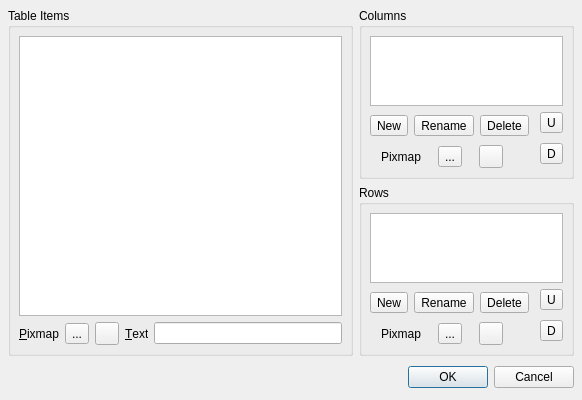
Qt form tools/designer/src/components/taskmenu/tablewidgeteditor.ui (arnt/qt-history2) before a commit.
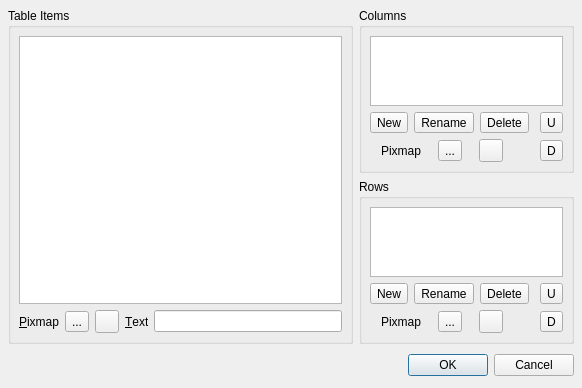
The same form after that commit.

Commit message:
Fixes:    ToolTips added, Layout change for QListWidget editor
[git-p4: depot-paths = "//depot/qt/main/": change = 195241]

Patch:
```diff
--- a/tools/designer/src/components/taskmenu/tablewidgeteditor.ui
+++ b/tools/designer/src/components/taskmenu/tablewidgeteditor.ui
@@ -20,7 +20,7 @@
     <x>0</x>
     <y>0</y>
     <width>582</width>
-    <height>278</height>
+    <height>306</height>
    </rect>
   </property>
   <property name="windowTitle" >
@@ -45,69 +45,45 @@
       <property name="spacing" >
        <number>6</number>
       </property>
-      <item row="3" column="0" >
-       <layout class="QHBoxLayout" >
-        <property name="margin" >
-         <number>0</number>
-        </property>
-        <property name="spacing" >
-         <number>6</number>
-        </property>
-        <item>
-         <widget class="QLabel" name="pixmapRowLabel" >
-          <property name="sizePolicy" >
-           <sizepolicy>
-            <hsizetype>0</hsizetype>
-            <vsizetype>5</vsizetype>
-            <horstretch>0</horstretch>
-            <verstretch>0</verstretch>
-           </sizepolicy>
-          </property>
-          <property name="text" >
-           <string>Pixmap</string>
-          </property>
-         </widget>
-        </item>
-        <item>
-         <widget class="QToolButton" name="previewPixmapRowButton" >
-          <property name="text" >
-           <string>...</string>
-          </property>
-         </widget>
-        </item>
-        <item>
-         <widget class="QToolButton" name="deletePixmapRowButton" >
-          <property name="text" >
-           <string/>
-          </property>
-         </widget>
-        </item>
-        <item>
-         <spacer>
-          <property name="orientation" >
-           <enum>Qt::Horizontal</enum>
-          </property>
-          <property name="sizeType" >
-           <enum>QSizePolicy::Ignored</enum>
-          </property>
-          <property name="sizeHint" >
-           <size>
-            <width>20</width>
-            <height>10</height>
-           </size>
-          </property>
-         </spacer>
-        </item>
-       </layout>
-      </item>
-      <item rowspan="2" row="2" column="1" >
+      <item row="2" column="1" >
        <widget class="QToolButton" name="moveRowDownButton" >
+        <property name="toolTip" >
+         <string>Move Row Down</string>
+        </property>
         <property name="text" >
          <string>D</string>
         </property>
        </widget>
       </item>
-      <item rowspan="2" row="1" column="0" >
+      <item row="1" column="1" >
+       <widget class="QToolButton" name="moveRowUpButton" >
+        <property name="toolTip" >
+         <string>Move Row Up</string>
+        </property>
+        <property name="text" >
+         <string>U</string>
+        </property>
+       </widget>
+      </item>
+      <item row="0" column="0" colspan="2" >
+       <widget class="QListWidget" name="rowsListWidget" >
+        <property name="sizePolicy" >
+         <sizepolicy>
+          <hsizetype>13</hsizetype>
+          <vsizetype>7</vsizetype>
+          <horstretch>0</horstretch>
+          <verstretch>0</verstretch>
+         </sizepolicy>
+        </property>
+        <property name="focusPolicy" >
+         <enum>Qt::TabFocus</enum>
+        </property>
+        <property name="toolTip" >
+         <string>Table Rows</string>
+        </property>
+       </widget>
+      </item>
+      <item row="1" column="0" >
        <layout class="QHBoxLayout" >
         <property name="margin" >
          <number>0</number>
@@ -117,6 +93,9 @@
         </property>
         <item>
          <widget class="QToolButton" name="newRowButton" >
+          <property name="toolTip" >
+           <string>New Row</string>
+          </property>
           <property name="text" >
            <string>New</string>
           </property>
@@ -124,6 +103,9 @@
         </item>
         <item>
          <widget class="QToolButton" name="renameRowButton" >
+          <property name="toolTip" >
+           <string>Rename Row</string>
+          </property>
           <property name="text" >
            <string>Rename</string>
           </property>
@@ -131,6 +113,9 @@
         </item>
         <item>
          <widget class="QToolButton" name="deleteRowButton" >
+          <property name="toolTip" >
+           <string>Delete Row</string>
+          </property>
           <property name="text" >
            <string>Delete</string>
           </property>
@@ -154,27 +139,66 @@
         </item>
        </layout>
       </item>
-      <item row="1" column="1" >
-       <widget class="QToolButton" name="moveRowUpButton" >
-        <property name="text" >
-         <string>U</string>
+      <item row="2" column="0" >
+       <layout class="QHBoxLayout" >
+        <property name="margin" >
+         <number>0</number>
         </property>
-       </widget>
-      </item>
-      <item row="0" column="0" colspan="2" >
-       <widget class="QListWidget" name="rowsListWidget" >
+        <property name="spacing" >
+         <number>6</number>
+        </property>
+        <item>
+         <widget class="QLabel" name="pixmapRowLabel" >
         <property name="sizePolicy" >
          <sizepolicy>
-          <hsizetype>13</hsizetype>
-          <vsizetype>7</vsizetype>
+            <hsizetype>0</hsizetype>
+            <vsizetype>5</vsizetype>
           <horstretch>0</horstretch>
           <verstretch>0</verstretch>
          </sizepolicy>
         </property>
-        <property name="focusPolicy" >
-         <enum>Qt::TabFocus</enum>
-        </property>
-       </widget>
+          <property name="text" >
+           <string>Pixmap</string>
+          </property>
+         </widget>
+        </item>
+        <item>
+         <widget class="QToolButton" name="previewPixmapRowButton" >
+          <property name="toolTip" >
+           <string>Set Row Pixmap</string>
+          </property>
+          <property name="text" >
+           <string>...</string>
+          </property>
+         </widget>
+        </item>
+        <item>
+         <widget class="QToolButton" name="deletePixmapRowButton" >
+          <property name="toolTip" >
+           <string>Reset Row Pixmap</string>
+          </property>
+          <property name="text" >
+           <string/>
+          </property>
+         </widget>
+        </item>
+        <item>
+         <spacer>
+          <property name="orientation" >
+           <enum>Qt::Horizontal</enum>
+          </property>
+          <property name="sizeType" >
+           <enum>QSizePolicy::Ignored</enum>
+          </property>
+          <property name="sizeHint" >
+           <size>
+            <width>20</width>
+            <height>10</height>
+           </size>
+          </property>
+         </spacer>
+        </item>
+       </layout>
       </item>
      </layout>
     </widget>
@@ -191,62 +215,7 @@
       <property name="spacing" >
        <number>6</number>
       </property>
-      <item row="3" column="0" >
-       <layout class="QHBoxLayout" >
-        <property name="margin" >
-         <number>0</number>
-        </property>
-        <property name="spacing" >
-         <number>6</number>
-        </property>
-        <item>
-         <widget class="QLabel" name="pixmapColumnLabel" >
-          <property name="sizePolicy" >
-           <sizepolicy>
-            <hsizetype>0</hsizetype>
-            <vsizetype>5</vsizetype>
-            <horstretch>0</horstretch>
-            <verstretch>0</verstretch>
-           </sizepolicy>
-          </property>
-          <property name="text" >
-           <string>Pixmap</string>
-          </property>
-         </widget>
-        </item>
-        <item>
-         <widget class="QToolButton" name="previewPixmapColumnButton" >
-          <property name="text" >
-           <string>...</string>
-          </property>
-         </widget>
-        </item>
-        <item>
-         <widget class="QToolButton" name="deletePixmapColumnButton" >
-          <property name="text" >
-           <string/>
-          </property>
-         </widget>
-        </item>
-        <item>
-         <spacer>
-          <property name="orientation" >
-           <enum>Qt::Horizontal</enum>
-          </property>
-          <property name="sizeType" >
-           <enum>QSizePolicy::Ignored</enum>
-          </property>
-          <property name="sizeHint" >
-           <size>
-            <width>20</width>
-            <height>10</height>
-           </size>
-          </property>
-         </spacer>
-        </item>
-       </layout>
-      </item>
-      <item rowspan="2" row="1" column="0" >
+      <item row="1" column="0" >
        <layout class="QHBoxLayout" >
         <property name="margin" >
          <number>0</number>
@@ -256,6 +225,9 @@
         </property>
         <item>
          <widget class="QToolButton" name="newColumnButton" >
+          <property name="toolTip" >
+           <string>New Column</string>
+          </property>
           <property name="text" >
            <string>New</string>
           </property>
@@ -263,6 +235,9 @@
         </item>
         <item>
          <widget class="QToolButton" name="renameColumnButton" >
+          <property name="toolTip" >
+           <string>Rename Column</string>
+          </property>
           <property name="text" >
            <string>Rename</string>
           </property>
@@ -270,6 +245,9 @@
         </item>
         <item>
          <widget class="QToolButton" name="deleteColumnButton" >
+          <property name="toolTip" >
+           <string>Delete Column</string>
+          </property>
           <property name="text" >
            <string>Delete</string>
           </property>
@@ -295,13 +273,19 @@
       </item>
       <item row="1" column="1" >
        <widget class="QToolButton" name="moveColumnUpButton" >
+        <property name="toolTip" >
+         <string>Move Column Up</string>
+        </property>
         <property name="text" >
          <string>U</string>
         </property>
        </widget>
       </item>
-      <item rowspan="2" row="2" column="1" >
+      <item row="2" column="1" >
        <widget class="QToolButton" name="moveColumnDownButton" >
+        <property name="toolTip" >
+         <string>Move Column Down</string>
+        </property>
         <property name="text" >
          <string>D</string>
         </property>
@@ -320,12 +304,12 @@
         <property name="focusPolicy" >
          <enum>Qt::TabFocus</enum>
         </property>
+        <property name="toolTip" >
+         <string>Table Columns</string>
+        </property>
        </widget>
       </item>
-     </layout>
-    </widget>
-   </item>
-   <item row="2" column="0" colspan="2" >
+      <item row="2" column="0" >
     <layout class="QHBoxLayout" >
      <property name="margin" >
       <number>0</number>
@@ -333,37 +317,61 @@
      <property name="spacing" >
       <number>6</number>
      </property>
+        <item>
+         <widget class="QLabel" name="pixmapColumnLabel" >
+          <property name="sizePolicy" >
+           <sizepolicy>
+            <hsizetype>0</hsizetype>
+            <vsizetype>5</vsizetype>
+            <horstretch>0</horstretch>
+            <verstretch>0</verstretch>
+           </sizepolicy>
+          </property>
+          <property name="text" >
+           <string>Pixmap</string>
+          </property>
+         </widget>
+        </item>
+        <item>
+         <widget class="QToolButton" name="previewPixmapColumnButton" >
+          <property name="toolTip" >
+           <string>Set Column Pixmap</string>
+          </property>
+          <property name="text" >
+           <string>...</string>
+          </property>
+         </widget>
+        </item>
+        <item>
+         <widget class="QToolButton" name="deletePixmapColumnButton" >
+          <property name="toolTip" >
+           <string>Reset Column Pixmap</string>
+          </property>
+          <property name="text" >
+           <string/>
+          </property>
+         </widget>
+        </item>
      <item>
       <spacer>
        <property name="orientation" >
         <enum>Qt::Horizontal</enum>
        </property>
+          <property name="sizeType" >
+           <enum>QSizePolicy::Ignored</enum>
+          </property>
        <property name="sizeHint" >
         <size>
-         <width>431</width>
-         <height>30</height>
+            <width>20</width>
+            <height>10</height>
         </size>
        </property>
       </spacer>
      </item>
-     <item>
-      <widget class="QPushButton" name="okButton" >
-       <property name="text" >
-        <string>OK</string>
-       </property>
-       <property name="default" >
-        <bool>true</bool>
-       </property>
-      </widget>
-     </item>
-     <item>
-      <widget class="QPushButton" name="cancelButton" >
-       <property name="text" >
-        <string>Cancel</string>
-       </property>
-      </widget>
-     </item>
-    </layout>
+       </layout>
+      </item>
+     </layout>
+    </widget>
    </item>
    <item rowspan="2" row="0" column="0" >
     <widget class="QGroupBox" name="itemsBox" >
@@ -405,10 +413,16 @@
           <verstretch>0</verstretch>
          </sizepolicy>
         </property>
+        <property name="toolTip" >
+         <string>Set Item Text</string>
+        </property>
        </widget>
       </item>
       <item row="1" column="2" >
        <widget class="QToolButton" name="deletePixmapItemButton" >
+        <property name="toolTip" >
+         <string>Reset Item Pixmap</string>
+        </property>
         <property name="text" >
          <string/>
         </property>
@@ -416,6 +430,9 @@
       </item>
       <item row="1" column="1" >
        <widget class="QToolButton" name="previewPixmapItemButton" >
+        <property name="toolTip" >
+         <string>Set Item Pixmap</string>
+        </property>
         <property name="text" >
          <string>...</string>
         </property>
@@ -440,11 +457,55 @@
        </widget>
       </item>
       <item row="0" column="0" colspan="5" >
-       <widget class="QTableWidget" name="tableWidget" />
+       <widget class="QTableWidget" name="tableWidget" >
+        <property name="toolTip" >
+         <string>Table Items</string>
+        </property>
+       </widget>
       </item>
      </layout>
     </widget>
    </item>
+   <item row="2" column="0" colspan="2" >
+    <layout class="QHBoxLayout" >
+     <property name="margin" >
+      <number>0</number>
+     </property>
+     <property name="spacing" >
+      <number>6</number>
+     </property>
+     <item>
+      <spacer>
+       <property name="orientation" >
+        <enum>Qt::Horizontal</enum>
+       </property>
+       <property name="sizeHint" >
+        <size>
+         <width>431</width>
+         <height>30</height>
+        </size>
+       </property>
+      </spacer>
+     </item>
+     <item>
+      <widget class="QPushButton" name="okButton" >
+       <property name="text" >
+        <string>OK</string>
+       </property>
+       <property name="default" >
+        <bool>true</bool>
+       </property>
+      </widget>
+     </item>
+     <item>
+      <widget class="QPushButton" name="cancelButton" >
+       <property name="text" >
+        <string>Cancel</string>
+       </property>
+      </widget>
+     </item>
+    </layout>
+   </item>
   </layout>
  </widget>
  <pixmapfunction></pixmapfunction>
```
Lines whose indentation alone changed are shown as unchanged. The commit also changes 5 other files.
